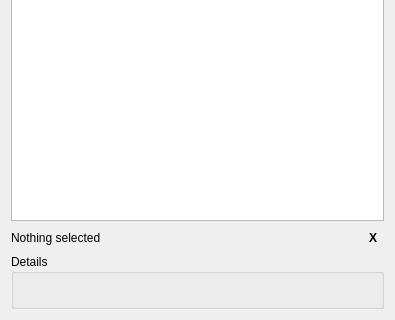
First picture: the form in app/gui/designer/template_column.ui, repository kuryletso/Plater, before the edit; both pictures show x 0 to 395 and y 634 to 954 of the 395 by 954 pixel window.
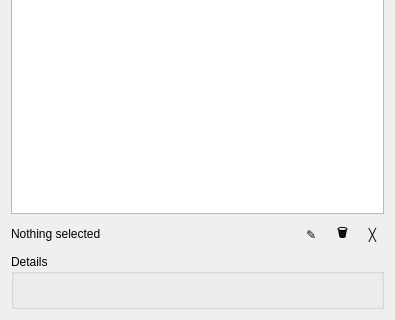
Second picture: the form after the edit.

Commit message: Added buttons to edit and delete Templates and Organizations from column.

The edit to the form file:
```diff
--- a/app/gui/designer/template_column.ui
+++ b/app/gui/designer/template_column.ui
@@ -55,6 +55,42 @@
        </property>
       </widget>
      </item>
+     <item>
+      <widget class="QToolButton" name="edit_template_button">
+       <property name="font">
+        <font>
+         <bold>true</bold>
+        </font>
+       </property>
+       <property name="toolTip">
+        <string>Edit template</string>
+       </property>
+       <property name="text">
+        <string>✎</string>
+       </property>
+       <property name="autoRaise">
+        <bool>true</bool>
+       </property>
+      </widget>
+     </item>
+     <item>
+      <widget class="QToolButton" name="delete_template_button">
+       <property name="font">
+        <font>
+         <bold>true</bold>
+        </font>
+       </property>
+       <property name="toolTip">
+        <string>Delete template</string>
+       </property>
+       <property name="text">
+        <string>🗑</string>
+       </property>
+       <property name="autoRaise">
+        <bool>true</bool>
+       </property>
+      </widget>
+     </item>
      <item>
       <widget class="QToolButton" name="clear_button">
        <property name="font">
@@ -66,7 +102,7 @@
         <string>Clear selection</string>
        </property>
        <property name="text">
-        <string>X</string>
+        <string>╳</string>
        </property>
        <property name="autoRaise">
         <bool>true</bool>
```
The commit also changes 4 other files.
